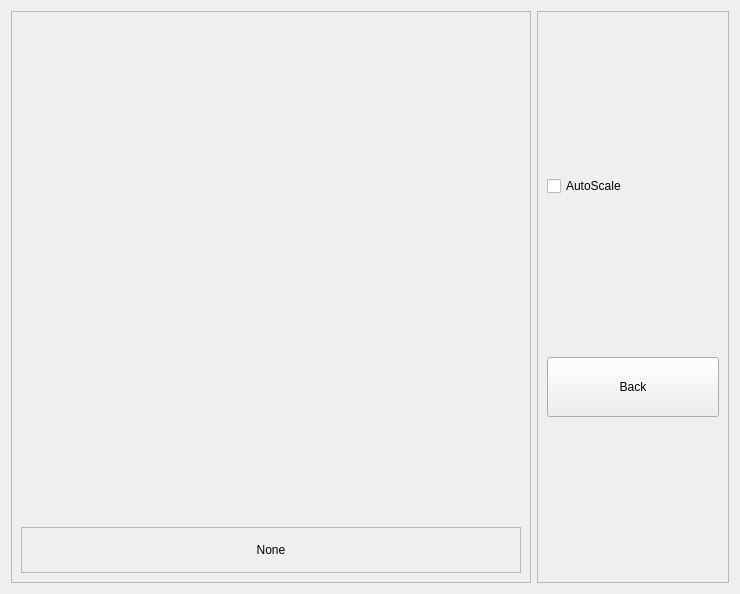
Qt form src/qt_view/graphic.ui (klotzgal/SmartCalc3) before a commit.
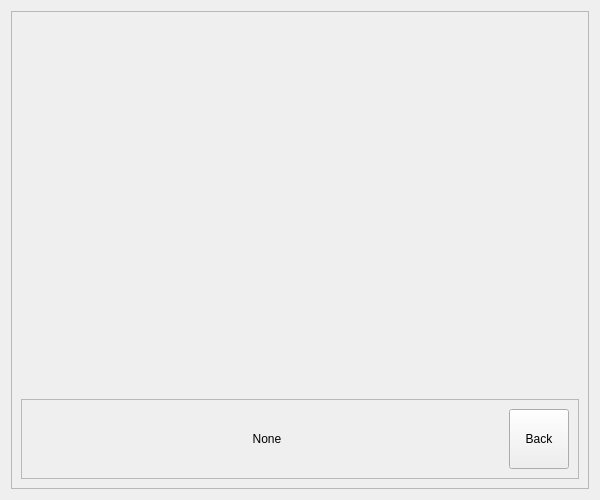
The same form after that commit.

The edit to the form file:
```diff
--- a/src/qt_view/graphic.ui
+++ b/src/qt_view/graphic.ui
@@ -6,10 +6,22 @@
    <rect>
     <x>0</x>
     <y>0</y>
-    <width>740</width>
-    <height>594</height>
+    <width>600</width>
+    <height>500</height>
    </rect>
   </property>
+  <property name="minimumSize">
+   <size>
+    <width>600</width>
+    <height>500</height>
+   </size>
+  </property>
+  <property name="maximumSize">
+   <size>
+    <width>600</width>
+    <height>624</height>
+   </size>
+  </property>
   <property name="windowTitle">
    <string>Form</string>
   </property>
@@ -22,11 +34,11 @@
      <property name="frameShadow">
       <enum>QFrame::Raised</enum>
      </property>
-     <layout class="QVBoxLayout" name="verticalLayout_2">
+     <layout class="QVBoxLayout" name="verticalLayout">
       <item>
        <widget class="QWidget" name="plot" native="true">
         <property name="sizePolicy">
-         <sizepolicy hsizetype="Fixed" vsizetype="Fixed">
+         <sizepolicy hsizetype="Preferred" vsizetype="Preferred">
           <horstretch>0</horstretch>
           <verstretch>0</verstretch>
          </sizepolicy>
@@ -58,28 +70,6 @@
            </property>
           </widget>
          </item>
-        </layout>
-       </widget>
-      </item>
-     </layout>
-    </widget>
-   </item>
-   <item>
-    <widget class="QFrame" name="frame_3">
-     <property name="frameShape">
-      <enum>QFrame::StyledPanel</enum>
-     </property>
-     <property name="frameShadow">
-      <enum>QFrame::Raised</enum>
-     </property>
-     <layout class="QVBoxLayout" name="verticalLayout">
-      <item>
-       <widget class="QCheckBox" name="checkBox">
-        <property name="text">
-         <string>AutoScale</string>
-        </property>
-       </widget>
-      </item>
       <item>
        <widget class="QPushButton" name="button_back">
         <property name="sizePolicy">
@@ -96,7 +86,7 @@
         </property>
         <property name="maximumSize">
          <size>
-          <width>9999</width>
+             <width>60</width>
           <height>60</height>
          </size>
         </property>
@@ -106,6 +96,9 @@
         <property name="text">
          <string>Back</string>
         </property>
+          </widget>
+         </item>
+        </layout>
        </widget>
       </item>
      </layout>
```
Left out of the diff: 2 changed lines with no effect on the pictures. Lines whose indentation alone changed are shown as unchanged.
